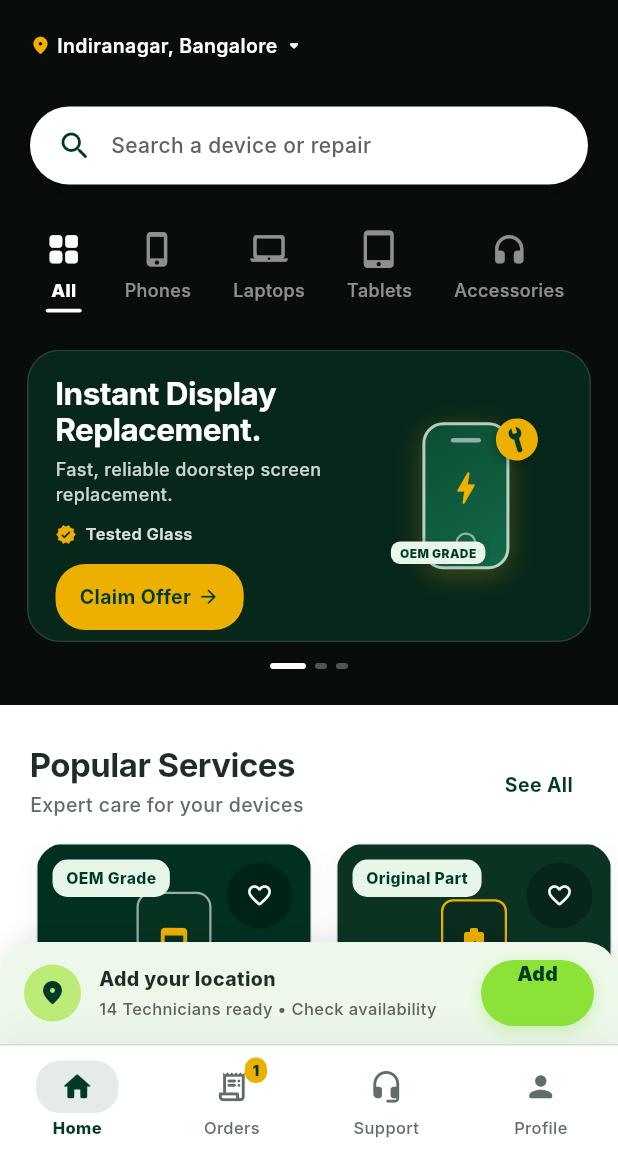
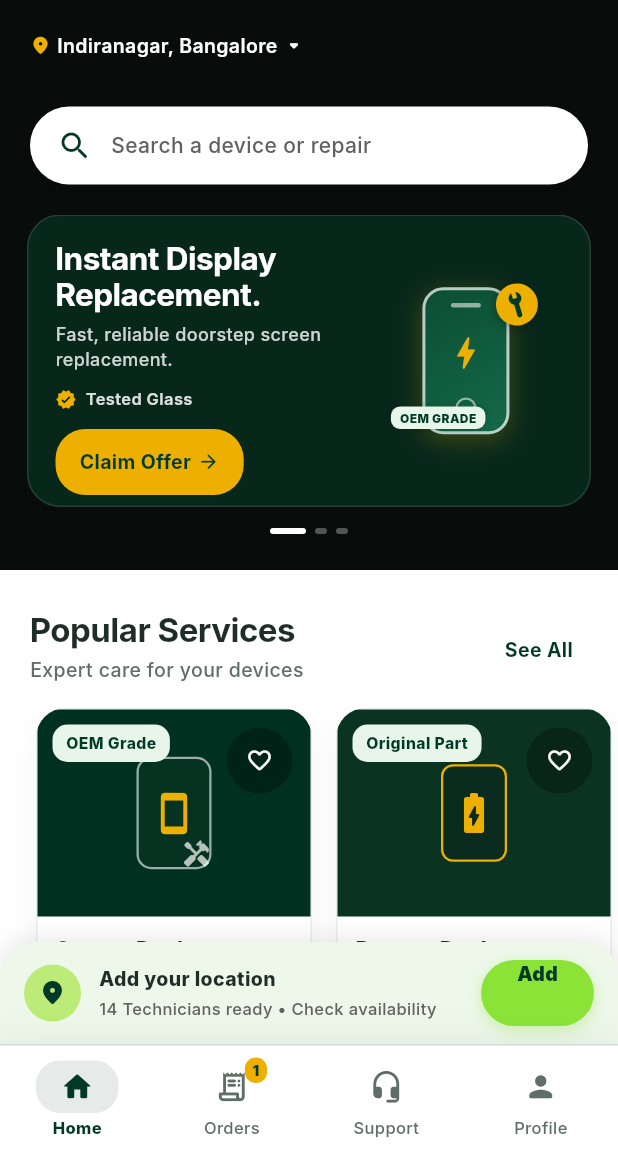
Before and after one commit to AAAStartups/repairshop, a Flutter app: the screen it shows after launch, on a phone screen of 412 x 824 dp, the part 81-1236 px from its top. Run offline on Flutter 3.47's test engine with Material 3 defaults, Android fonts, the phone set to English and light mode, and no system bars; our stand-ins replace dio, flutter_riverpod, geocoding, geolocator, go_router, shared_preferences and 1 more; Roboto replaces fonts that are missing (Inter); project files that could hold a hidden picture were left out.

Commit message:
refactor(home): remove category navigation rail from home screen

```diff
--- a/lib/features/home/presentation/screens/home_screen.dart
+++ b/lib/features/home/presentation/screens/home_screen.dart
@@ -17,16 +17,6 @@ class _HomeScreenState extends ConsumerState<HomeScreen> {
   static const int _virtualPageBase = 300;
   late final PageController _heroController;
   int _currentHeroIndex = 0;
-
-  // Selected Category Index for the horizontal category bar
-  int _selectedCategoryIndex = 0;
-  final List<Map<String, dynamic>> _categories = [
-    {'name': 'All', 'icon': Icons.grid_view_rounded},
-    {'name': 'Phones', 'icon': Icons.phone_iphone_rounded},
-    {'name': 'Laptops', 'icon': Icons.laptop_mac_rounded},
-    {'name': 'Tablets', 'icon': Icons.tablet_mac_rounded},
-    {'name': 'Accessories', 'icon': Icons.headphones_rounded},
-  ];
 
   // Location State
   String _selectedLocation = 'Indiranagar, Bangalore';
@@ -488,14 +478,9 @@ class _HomeScreenState extends ConsumerState<HomeScreen> {
                 ),
               ),
 
-              const SizedBox(height: 22),
+              const SizedBox(height: 20),
 
-              // --- 2. CATEGORY NAVIGATION (Icon Above Label, Animated Underline) ---
-              _buildCategoryNavigationRail(),
-
-              const SizedBox(height: 16),
-
-              // --- 3. HERO PROMOTIONAL CAROUSEL ---
+              // --- 2. HERO PROMOTIONAL CAROUSEL ---
               _buildHeroCarousel(),
 
               const SizedBox(height: 24),
@@ -505,72 +490,7 @@ class _HomeScreenState extends ConsumerState<HomeScreen> {
   }
 
   // ==========================================
-  // 2. CATEGORY RAIL (Minimalist, Animated Underline)
-  // ==========================================
-  Widget _buildCategoryNavigationRail() {
-    return SizedBox(
-      height: 72,
-      child: ListView.builder(
-        scrollDirection: Axis.horizontal,
-        physics: const BouncingScrollPhysics(),
-        padding: const EdgeInsets.symmetric(horizontal: 16),
-        itemCount: _categories.length,
-        itemBuilder: (context, index) {
-          final cat = _categories[index];
-          final isSelected = index == _selectedCategoryIndex;
-
-          return QFPressable(
-            onTap: () {
-              HapticFeedback.lightImpact();
-              setState(() {
-                _selectedCategoryIndex = index;
-              });
-            },
-            pressedScale: 0.94,
-            child: Padding(
-              padding: const EdgeInsets.symmetric(horizontal: 14),
-              child: Column(
-                mainAxisAlignment: MainAxisAlignment.center,
-                children: [
-                  Icon(
-                    cat['icon'] as IconData,
-                    color: isSelected ? Colors.white : Colors.white54,
-                    size: 25,
-                  ),
-                  const SizedBox(height: 6),
-                  Text(
-                    cat['name'] as String,
-                    style: TextStyle(
-                      fontFamily: 'Inter',
-                      fontSize: 12,
-                      fontWeight: isSelected ? FontWeight.w800 : FontWeight.w500,
-                      color: isSelected ? Colors.white : Colors.white54,
-                    ),
-                  ),
-                  const SizedBox(height: 4),
-
-                  // Animated White Underline indicator (matching Circle screenshot)
-                  AnimatedContainer(
-                    duration: const Duration(milliseconds: 250),
-                    curve: Curves.easeOutCubic,
-                    height: 2.5,
-                    width: isSelected ? 24 : 0,
-                    decoration: BoxDecoration(
-                      color: Colors.white,
-                      borderRadius: BorderRadius.circular(2),
-                    ),
-                  ),
-                ],
-              ),
-            ),
-          );
-        },
-      ),
-    );
-  }
-
-  // ==========================================
-  // 3. HERO CAROUSEL (Full-Width Card, No Peeking Slivers)
+  // 2. HERO CAROUSEL (Full-Width Card, No Peeking Slivers)
   // ==========================================
   Widget _buildHeroCarousel() {
     return Column(
```
Also changed, not shown: webapp/assets/fonts/MaterialIcons-Regular.otf, 2 other files.
